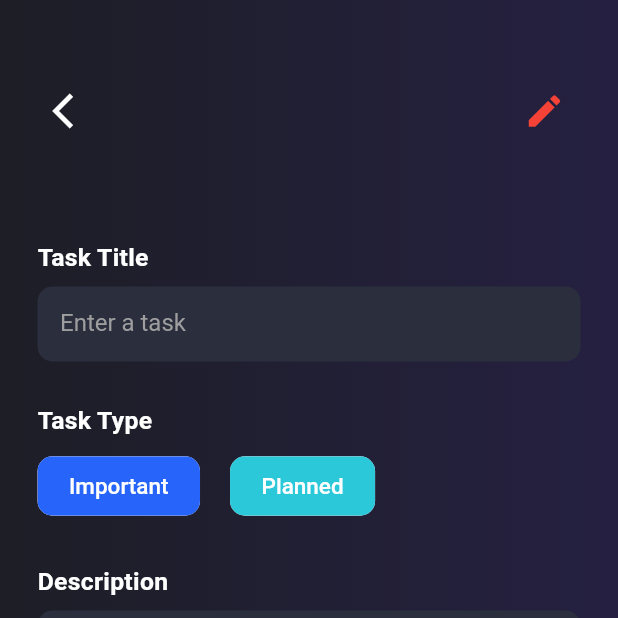
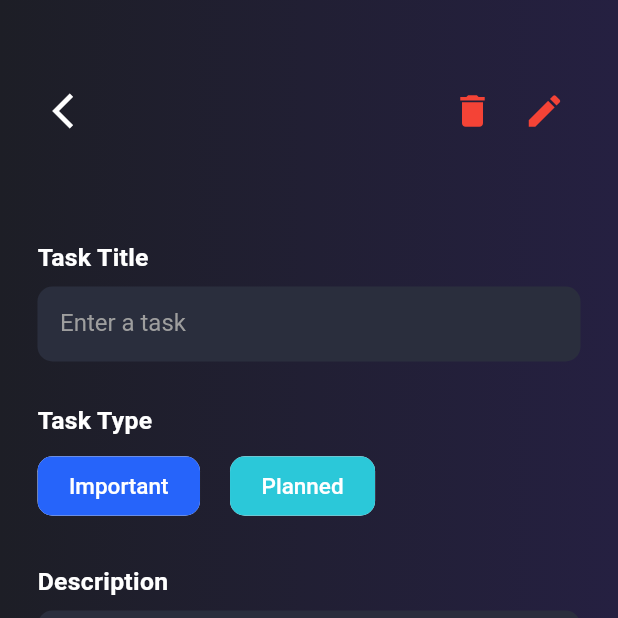
Before and after one commit to jaimonga420/todo-app, a Flutter app: the SingleTodoScreen screen opened directly with empty values, on a phone screen of 412 x 824 dp, the top half of it. Run offline on Flutter 3.47's test engine with Material 2 defaults, Android fonts, the light colour scheme and no system bars; our stand-ins replace cloud_firestore, firebase_auth, firebase_core, flutter_secure_storage, flutter_svg, google_sign_in and 1 more; accounts and stored records are empty; network calls fail.

Commit message:
final commit

```diff
--- a/lib/screens/single_todo_screen.dart
+++ b/lib/screens/single_todo_screen.dart
@@ -53,15 +53,45 @@ class _SingleTodoScreenState extends State<SingleTodoScreen> {
                         Navigator.of(context).pop();
                       },
                       icon: const Icon(Icons.arrow_back_ios)),
+                  Row(
+                    children: [
+                      IconButton(
+                          color: Colors.red,
+                          iconSize: 28,
+                          onPressed: () {
+                            FirebaseFirestore.instance
+                                .collection('todos')
+                                .doc(widget.documents.id)
+                                .delete();
+                            Navigator.of(context).pop();
+                          },
+                          icon: Icon(Icons.delete)),
                       IconButton(
                           color: _isEditing ? Colors.white : Colors.red,
                           iconSize: 28,
-                      onPressed: () {
+                          onPressed: !_isEditing
+                              ? () {
                                   setState(() {
                                     _isEditing = !_isEditing;
                                   });
+                                }
+                              : () {
+                                  FirebaseFirestore.instance
+                                      .collection('todos')
+                                      .doc(widget.documents.id)
+                                      .update({
+                                    'title': _titleController!.text,
+                                    'type': taskType,
+                                    'category': taskCategory,
+                                    'description': _descController!.text
+                                  });
+                                  Navigator.pop(context);
                                 },
-                      icon: _isEditing ? Icon(Icons.check) : Icon(Icons.edit)),
+                          icon: _isEditing
+                              ? Icon(Icons.check)
+                              : Icon(Icons.edit)),
+                    ],
+                  ),
                 ],
               ),
               Text(
@@ -161,41 +191,6 @@ class _SingleTodoScreenState extends State<SingleTodoScreen> {
                   categorySelect('Run', 0xff2bc8d9),
                 ],
               ),
-              Padding(
-                padding: const EdgeInsets.only(top: 20, bottom: 15),
-                child: _isEditing
-                    ? ElevatedButton(
-                        onPressed: () {
-                          FirebaseFirestore.instance
-                              .collection('todos')
-                              .doc(widget.documents.id)
-                              .update({
-                            'title': _titleController!.text,
-                            'type': taskType,
-                            'category': taskCategory,
-                            'description': _descController!.text
-                          });
-                          Navigator.pop(context);
-                        },
-                        style: ButtonStyle(
-                            shape: MaterialStateProperty.resolveWith((states) =>
-                                RoundedRectangleBorder(
-                                    borderRadius: BorderRadius.circular(10))),
-                            backgroundColor:
-                                MaterialStateProperty.resolveWith<Color>(
-                                    (states) => const Color(0xff8a32f1)),
-                            minimumSize:
-                                MaterialStateProperty.resolveWith<Size>(
-                                    (states) =>
-                                        const Size(double.maxFinite, 50))),
-                        child: const Text(
-                          'Update Todo',
-                          style: TextStyle(
-                              fontSize: 15, fontWeight: FontWeight.bold),
-                        ),
-                      )
-                    : null,
-              )
             ],
           ),
         )),
--- a/pubspec.yaml
+++ b/pubspec.yaml
@@ -71,7 +71,6 @@ flutter:
   # To add assets to your application, add an assets section, like this:
   assets:
     - assets/icons/
-    - assets/images/
 
 
   # An image asset can refer to one or more resolution-specific "variants", see
```
Also changed, not shown: lib/screens/home_screen.dart (+18 -22 lines), lib/widgets/bottom_bar.dart (+17 -13 lines), lib/widgets/todo_card.dart (+7 -2 lines), assets/images/profile.png (deleted). Lines whose indentation alone changed are shown as unchanged.
